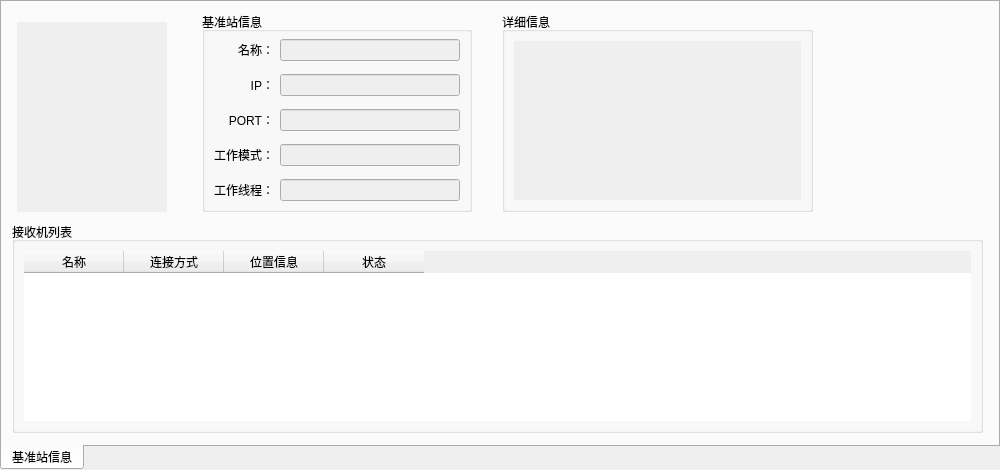
The window that widget/standardstationinfo_widget.ui (yanghang8612/SMAMMainUI) describes before a commit, drawn with Qt 5.
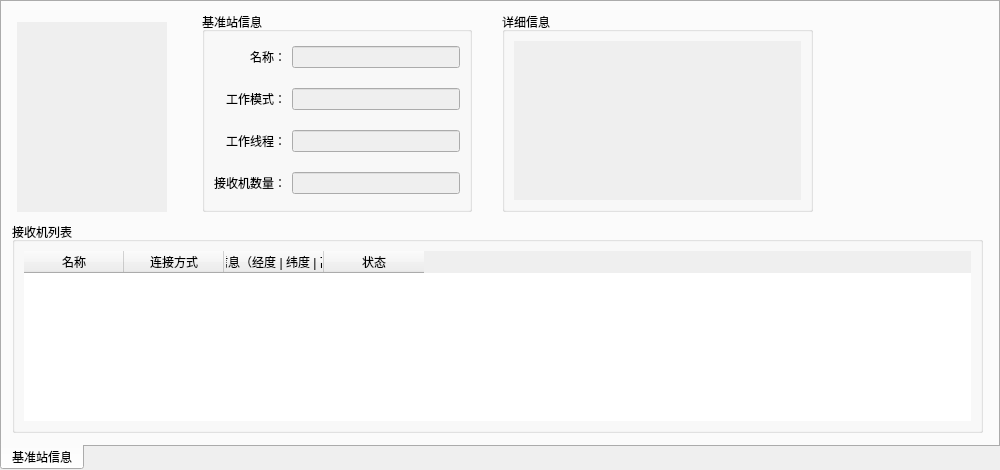
The same window after the commit.

Commit message: after last week meeting, change some settings of my design include receiver othercenter and standardstation

```diff
--- a/widget/standardstationinfo_widget.ui
+++ b/widget/standardstationinfo_widget.ui
@@ -90,6 +90,22 @@
      <property name="bottomMargin">
       <number>0</number>
      </property>
+     <item row="0" column="1">
+      <widget class="QLineEdit" name="stationNameEdit">
+       <property name="enabled">
+        <bool>false</bool>
+       </property>
+       <property name="cursor">
+        <cursorShape>ArrowCursor</cursorShape>
+       </property>
+       <property name="styleSheet">
+        <string notr="true"/>
+       </property>
+       <property name="readOnly">
+        <bool>true</bool>
+       </property>
+      </widget>
+     </item>
      <item row="0" column="0">
       <widget class="QLabel" name="label">
        <property name="text">
@@ -100,79 +116,7 @@
        </property>
       </widget>
      </item>
-     <item row="0" column="1">
-      <widget class="QLineEdit" name="stationNameEdit">
-       <property name="enabled">
-        <bool>false</bool>
-       </property>
-       <property name="cursor">
-        <cursorShape>ArrowCursor</cursorShape>
-       </property>
-       <property name="styleSheet">
-        <string notr="true"/>
-       </property>
-       <property name="readOnly">
-        <bool>true</bool>
-       </property>
-      </widget>
-     </item>
-     <item row="1" column="0">
-      <widget class="QLabel" name="label_2">
-       <property name="text">
-        <string>IP：</string>
-       </property>
-       <property name="alignment">
-        <set>Qt::AlignRight|Qt::AlignTrailing|Qt::AlignVCenter</set>
-       </property>
-      </widget>
-     </item>
-     <item row="1" column="1">
-      <widget class="QLineEdit" name="stationIPEdit">
-       <property name="enabled">
-        <bool>false</bool>
-       </property>
-       <property name="cursor">
-        <cursorShape>ArrowCursor</cursorShape>
-       </property>
-       <property name="readOnly">
-        <bool>true</bool>
-       </property>
-      </widget>
-     </item>
-     <item row="2" column="0">
-      <widget class="QLabel" name="label_3">
-       <property name="text">
-        <string>PORT：</string>
-       </property>
-       <property name="alignment">
-        <set>Qt::AlignRight|Qt::AlignTrailing|Qt::AlignVCenter</set>
-       </property>
-      </widget>
-     </item>
      <item row="2" column="1">
-      <widget class="QLineEdit" name="stationPortEdit">
-       <property name="enabled">
-        <bool>false</bool>
-       </property>
-       <property name="cursor">
-        <cursorShape>ArrowCursor</cursorShape>
-       </property>
-       <property name="readOnly">
-        <bool>true</bool>
-       </property>
-      </widget>
-     </item>
-     <item row="3" column="0">
-      <widget class="QLabel" name="label_4">
-       <property name="text">
-        <string>工作模式：</string>
-       </property>
-       <property name="alignment">
-        <set>Qt::AlignRight|Qt::AlignTrailing|Qt::AlignVCenter</set>
-       </property>
-      </widget>
-     </item>
-     <item row="3" column="1">
       <widget class="QLineEdit" name="stationModeEdit">
        <property name="enabled">
         <bool>false</bool>
@@ -188,7 +132,7 @@
        </property>
       </widget>
      </item>
-     <item row="4" column="0">
+     <item row="3" column="0">
       <widget class="QLabel" name="label_5">
        <property name="text">
         <string>工作线程：</string>
@@ -198,7 +142,7 @@
        </property>
       </widget>
      </item>
-     <item row="4" column="1">
+     <item row="3" column="1">
       <widget class="QLineEdit" name="stationThreadCountEdit">
        <property name="enabled">
         <bool>false</bool>
@@ -211,6 +155,39 @@
        </property>
       </widget>
      </item>
+     <item row="2" column="0">
+      <widget class="QLabel" name="label_4">
+       <property name="text">
+        <string>工作模式：</string>
+       </property>
+       <property name="alignment">
+        <set>Qt::AlignRight|Qt::AlignTrailing|Qt::AlignVCenter</set>
+       </property>
+      </widget>
+     </item>
+     <item row="5" column="1">
+      <widget class="QLineEdit" name="receiverCountEdit">
+       <property name="enabled">
+        <bool>false</bool>
+       </property>
+       <property name="cursor">
+        <cursorShape>ArrowCursor</cursorShape>
+       </property>
+       <property name="readOnly">
+        <bool>true</bool>
+       </property>
+      </widget>
+     </item>
+     <item row="5" column="0">
+      <widget class="QLabel" name="label_3">
+       <property name="text">
+        <string>接收机数量：</string>
+       </property>
+       <property name="alignment">
+        <set>Qt::AlignRight|Qt::AlignTrailing|Qt::AlignVCenter</set>
+       </property>
+      </widget>
+     </item>
     </layout>
    </widget>
    <widget class="QGroupBox" name="verticalGroupBox">
@@ -252,7 +229,7 @@
        </column>
        <column>
         <property name="text">
-         <string>位置信息</string>
+         <string>位置信息（经度 | 纬度 | 高度）</string>
         </property>
        </column>
        <column>
```
The commit also changes 32 other files.
